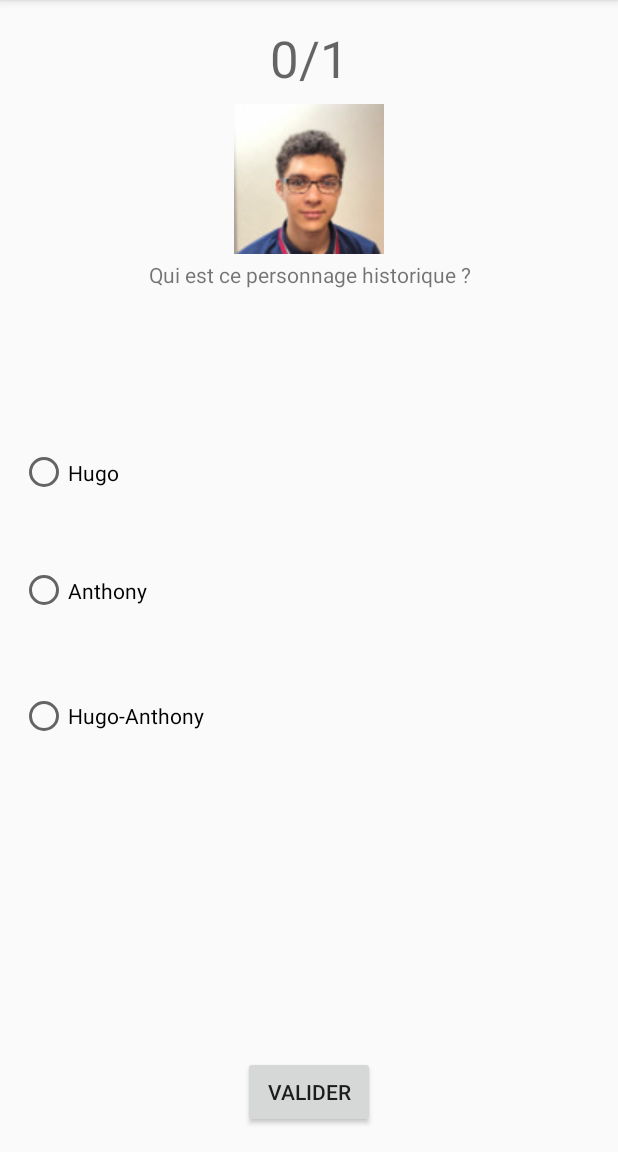
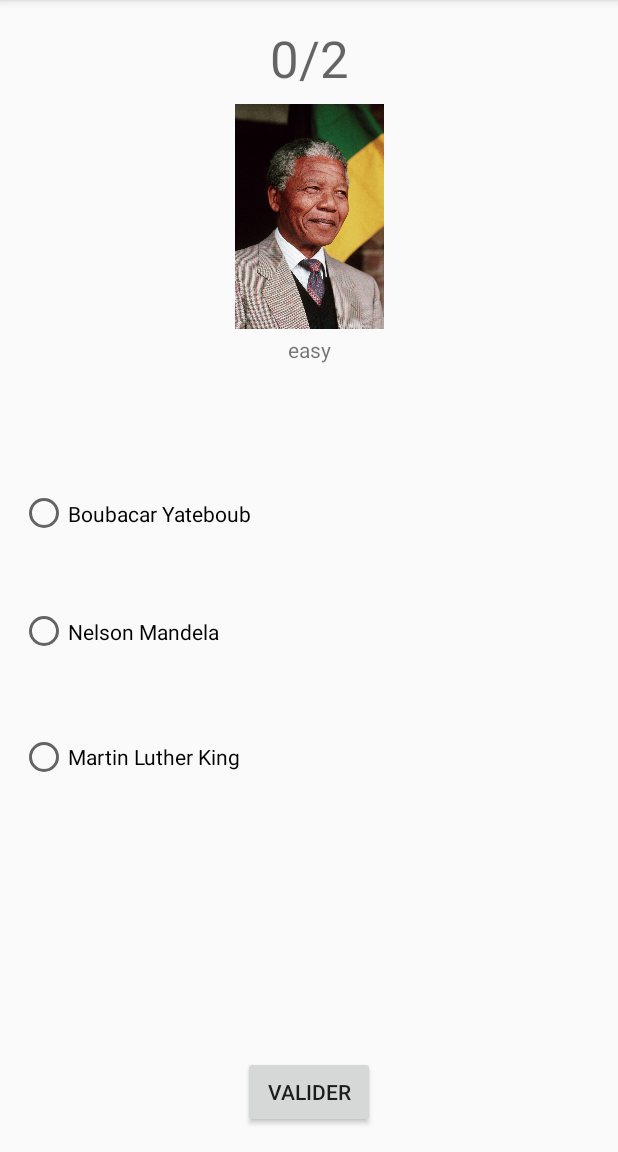
Before and after one commit to J4ckyLIM/Flash_Card, an Android app: the DifficultyChooserActivity screen opened directly, with no data from a screen before it, after a tap on "Facile", on a phone screen of 412 x 824 dp, the part 84-1236 px from its top. Run offline under Robolectric (Android 15) with nearby library versions, the phone set to English and light mode, and no system bars.

Commit message:
Feat: game logic + data send to gameactivity

```diff
--- a/app/src/main/java/com/example/flash_card/DifficultyChooserActivity.java
+++ b/app/src/main/java/com/example/flash_card/DifficultyChooserActivity.java
@@ -5,13 +5,24 @@ import androidx.appcompat.app.AppCompatActivity;
 import android.content.Intent;
 import android.os.Bundle;
 import android.util.DisplayMetrics;
+import android.util.Log;
 import android.view.Gravity;
 import android.view.View;
 import android.view.Window;
 import android.view.WindowManager;
 import android.widget.Button;
 
+import org.json.JSONArray;
+import org.json.JSONException;
+import org.json.JSONObject;
+
+import java.io.IOException;
+import java.io.InputStream;
+import java.util.ArrayList;
+
 public class DifficultyChooserActivity extends AppCompatActivity {
+
+    private ArrayList<Card> cards = new ArrayList<>();
 
     @Override
     protected void onCreate(Bundle savedInstanceState) {
@@ -24,7 +35,7 @@ public class DifficultyChooserActivity extends AppCompatActivity {
         int width = dm.widthPixels;
         int height = dm.heightPixels;
         // Set popup size (window)
-        getWindow().setLayout((int)(width*.9),(int)(height*.4));
+        getWindow().setLayout((int) (width * .9), (int) (height * .4));
         // Animation when popup disappear
         WindowManager.LayoutParams params = getWindow().getAttributes();
         params.gravity = Gravity.CENTER;
@@ -34,11 +45,24 @@ public class DifficultyChooserActivity extends AppCompatActivity {
         getWindow().setAttributes(params);
 
         Button facile = findViewById(R.id.easyRadioButton);
+        Button mediumButton = findViewById(R.id. normalRadioButton);
+        Button hardButton = findViewById(R.id.hardRadioButton);
         facile.setOnClickListener(new View.OnClickListener() {
             @Override
             public void onClick(View v) {
-                Intent facile = new Intent(DifficultyChooserActivity.this, GameActivity.class);
-                startActivity(facile);
+                getCardForDifficulty("easy");
+            }
+        });
+        mediumButton.setOnClickListener(new View.OnClickListener() {
+            @Override
+            public void onClick(View v) {
+                getCardForDifficulty("medium");
+            }
+        });
+        hardButton.setOnClickListener(new View.OnClickListener() {
+            @Override
+            public void onClick(View v) {
+                getCardForDifficulty("hard");
             }
         });
         findViewById(R.id.returnButton).setOnClickListener(new View.OnClickListener() {
@@ -47,5 +71,67 @@ public class DifficultyChooserActivity extends AppCompatActivity {
                 finish();
             }
         });
+
+    }
+
+    private void getCardForDifficulty(String difficulty) {
+        Quizz quizz = new Quizz();
+        quizz.ga = 0;
+        quizz.count = 0;
+        quizz.cards = new ArrayList<>();
+        String jsonString = "";
+        JSONArray jsonArray;
+        JSONObject jsonObj;
+        try {
+            InputStream reader = getAssets().open("data.json");
+            int size = reader.available();
+            byte[] buffer = new byte[size];
+            reader.read(buffer);
+            reader.close();
+            jsonString = new String(buffer, "UTF-8");
+        } catch (IOException e) {
+            e.printStackTrace();
+        }
+        try {
+            jsonArray = new JSONArray(jsonString);
+            for(int i = 0; i  < jsonArray.length(); i++){
+                // Initiate the variable that will store the good answer
+                String goodAnswer = "";
+                // Initiate the array that will contain the answers for a question
+                ArrayList<String> allAnswers = new ArrayList<>();
+                jsonObj = jsonArray.getJSONObject(i);
+                // Get an array of all the answers
+                JSONArray answers = jsonObj.getJSONArray("answers");
+                // Split the image string to remove things after the "." like .jpeg or .png
+                String[] imageArray = jsonObj.getString("image").split("\\.");
+                String image = imageArray[0];
+                int imageId = getResources().getIdentifier(image, "drawable", getPackageName());
+
+                for(int j = 0; j < answers.length(); j++){
+                    // Add the answer in the array
+                    JSONObject answerObj = answers.getJSONObject(j);
+                    String answer = answerObj.getString("sentence");
+                    Boolean isGood = answerObj.getBoolean("is_right");
+                    allAnswers.add(answer);
+                    // If we find the answer that is true then we can store it
+                    if(isGood){
+                        goodAnswer = answer;
+                    }
+                }
+                // Filter difficulty
+                if(jsonObj.getString("difficulty").equals(difficulty)){
+                    // Adding fake data (should be data from db or api)
+                    quizz.cards.add(new Card(imageId, jsonObj.getString("difficulty"), allAnswers.get(0), allAnswers.get(1), allAnswers.get(2), goodAnswer));
+                }
+                // Send cards to the next intent
+                Intent intent = new Intent(DifficultyChooserActivity.this, GameActivity.class);
+                //intent.putExtra("cards", cards);
+                intent.putExtra("quizz", quizz);
+                startActivity(intent);
+            }
+        } catch (JSONException e) {
+            e.printStackTrace();
+        }
+
     }
 }
--- a/app/src/main/java/com/example/flash_card/GameActivity.java
+++ b/app/src/main/java/com/example/flash_card/GameActivity.java
@@ -22,16 +22,13 @@ public class GameActivity extends AppCompatActivity {
     protected void onCreate(Bundle savedInstanceState) {
         super.onCreate(savedInstanceState);
         setContentView(R.layout.activity_game);
+        Intent srcIntent = getIntent();
+        quizz = srcIntent.getParcelableExtra("quizz");
+        Log.i("COUNT", "onCreate: "+ quizz.count);
+        //quizz.cards = srcIntent.getParcelableArrayListExtra("cards");
+        card = quizz.cards.get(quizz.count);
         DisplayMetrics metrics = new DisplayMetrics();
         getWindowManager().getDefaultDisplay().getMetrics(metrics);
-        quizz = new Quizz();
-        quizz.cards = new ArrayList<>();
-        quizz.ga = 0;
-        quizz.count = 0;
-        card = new Card(R.drawable.hugo, "Qui est ce personnage historique ?", "Hugo", "Anthony", "Hugo-Anthony","Hugo-Anthony" );
-        quizz.cards.add(card);
-        //quizz.cards.get(0).image
-
         String question = quizz.count + "/" + quizz.cards.size() ;
 
         final TextView Suivie = findViewById(R.id.SuiviTextView);
@@ -40,7 +37,6 @@ public class GameActivity extends AppCompatActivity {
 
 
         final ImageView Question = findViewById(R.id.PhotoQuizz);
-        Log.i("GAME" , "jsuis au debut");
         Question.setImageResource(card.image);
         Question.setOnClickListener(new View.OnClickListener() {
             @Override
@@ -49,14 +45,6 @@ public class GameActivity extends AppCompatActivity {
                 intent.putExtra("aInt" , card.image);
                 startActivity(intent);
                 Log.i("GAME", "jsuis a la fin");
-                //  LinearLayout.LayoutParams params = new LinearLayout.LayoutParams(250, 250);
-                //Question.setLayoutParams(params);
-
-
-                //PhotoViewAttacher photoViewAttacher = new PhotoViewAttacher(Question);
-                //photoViewAttacher.setZoomable(true);
-                //photoViewAttacher.update();
-
             }
         });
 
@@ -80,40 +68,34 @@ public class GameActivity extends AppCompatActivity {
                 RadioButton validate = findViewById(selectedId);
 
                 Intent ValIntent = new Intent(GameActivity.this, GameActivity.class);
-
-                Suivie.setText(quizz.count++ + "/" + quizz.cards.size());
-
+                //ValIntent.putExtra("aInt", 0);
+                ValIntent.putExtra("quizz", quizz);
+                quizz.count++;
                 if (card.reponse.equals(validate.getText())) {
                     quizz.ga++;
                     Reponse.setText("Bien ouej morray la bonne rep c'est :  " + card.reponse);
-
-                    Log.i("GAME" , ""+quizz.ga);
 
                 }
                 else {
                     Reponse.setText("Dommage Guignol c'etais pas loin la bonne reponse est : "  + card.reponse);
                 }
                if ((quizz.cards.size() == quizz.count)){
-                    Log.i("GameActivity", "COUCOU");
                     Intent Resintent = new Intent(GameActivity.this, ResultActivity.class);
                     Resintent.putExtra("aString", quizz.cards.size());
                     Resintent.putExtra("aResult", quizz.ga);
 
-                  /* try {
-                     //  Suivie.setText(quizz.count++ + "/" + quizz.cards.size());
-                     //  Thread.sleep(5000);
+                   try {
+                       Thread.sleep(500);
                        startActivity(Resintent);
 
-                   }// catch (InterruptedException e) {
+                   } catch (InterruptedException e) {
                        e.printStackTrace();
-                   }*/
-
-
-
-
+                   }
             }
-              //  finish();
-               // startActivity(GameActivity.this);
+               else{
+                   startActivity(ValIntent);
+                   finish();
+               }
             }
         });
     }
--- a/app/src/main/res/layout/activity_game.xml
+++ b/app/src/main/res/layout/activity_game.xml
@@ -19,8 +19,8 @@
 
     <ImageView
         android:id="@+id/PhotoQuizz"
-        android:layout_width="wrap_content"
-        android:layout_height="wrap_content"
+        android:layout_width="150dp"
+        android:layout_height="150dp"
         android:layout_marginTop="8dp"
         app:layout_constraintEnd_toEndOf="parent"
         app:layout_constraintStart_toStartOf="parent"
```
